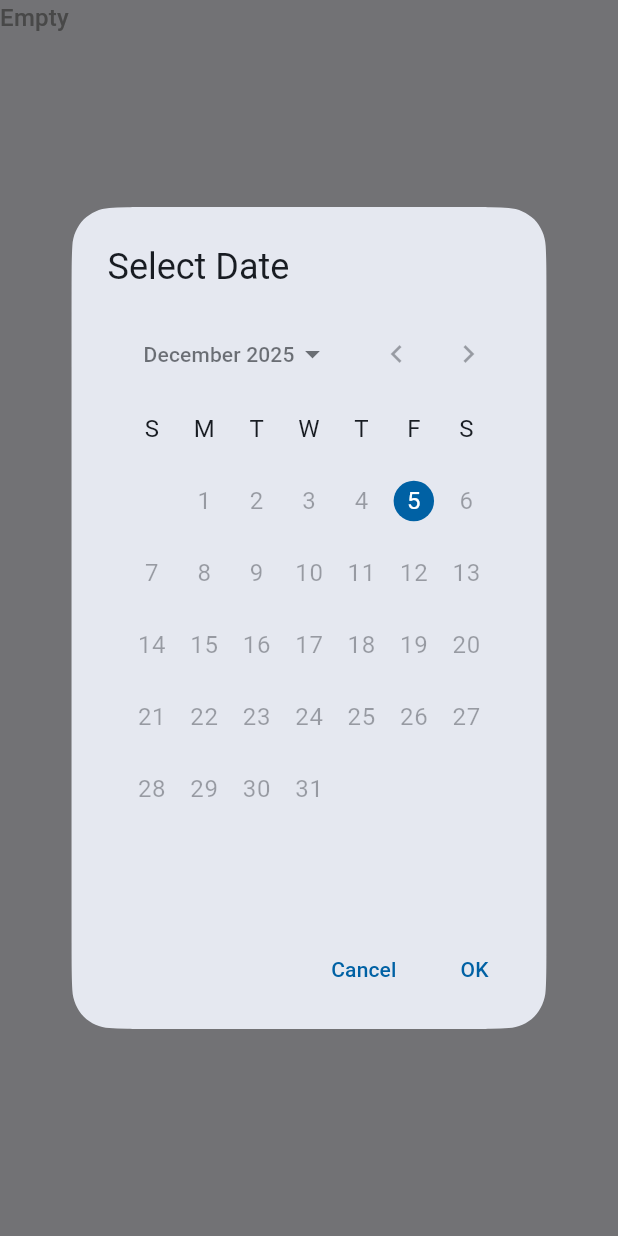
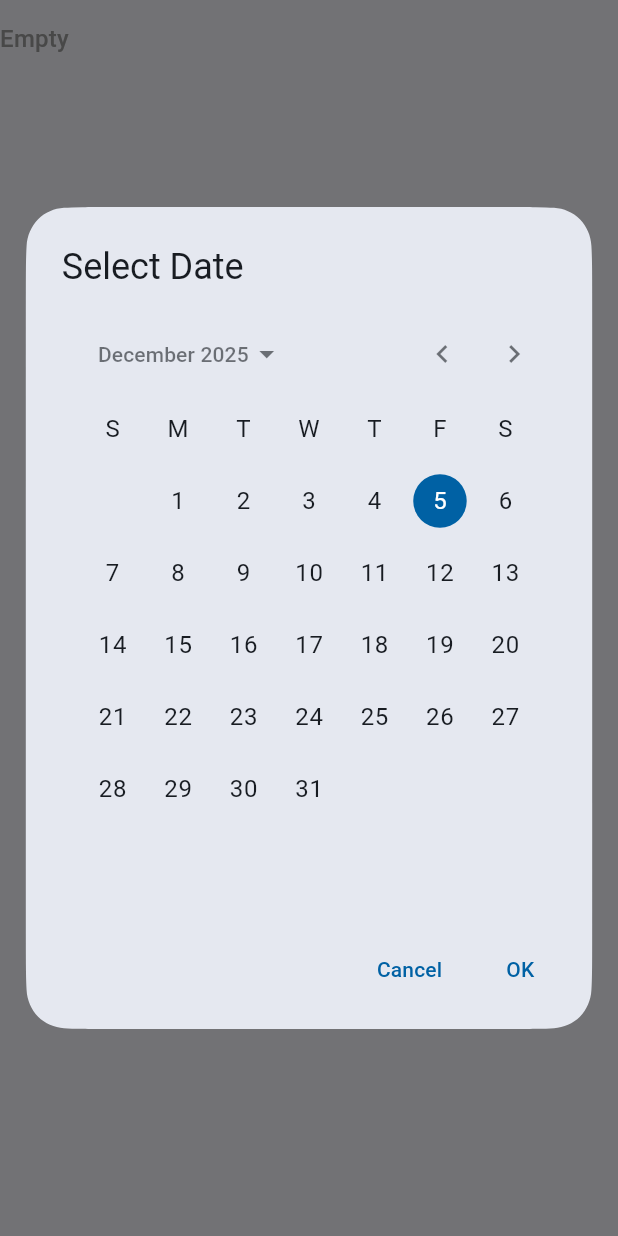
Before and after one commit to Polymath000/PageBridge, a Flutter app: the NotionDateWidget widget shown alone on an empty page, opened directly with empty values, after a tap on "Empty", on a phone screen of 412 x 824 dp. Run offline on Flutter 3.47's test engine with Material 3 defaults, Android fonts, the phone set to English and light mode, and no system bars; our stand-ins replace bloc, dartz, dio, file_picker, flutter_bloc, flutter_secure_storage and 7 more; missing offline and left inert: data_connection_checker_tv, flutter_animate_on_scroll; accounts and stored records are empty; Roboto replaces fonts that are missing (Cairo).

Commit message:
fix(UI) : fix the problem of the date not show and the problem of the padding in the checkbox and select

```diff
--- a/lib/core/utls/custom_check_box.dart
+++ b/lib/core/utls/custom_check_box.dart
@@ -28,7 +28,9 @@ class _CustomCheckBoxState extends State<CustomCheckBox> {
 
   @override
   Widget build(BuildContext context) {
-    return Align(
+    return Padding(
+      padding: const EdgeInsets.symmetric(vertical: 14.0),
+      child: Align(
         alignment: Alignment.centerLeft,
         child: GestureDetector(
           onTap: () {
@@ -45,6 +47,7 @@ class _CustomCheckBoxState extends State<CustomCheckBox> {
             weight: 1,
           ),
         ),
+      ),
     );
   }
 }
--- a/lib/feature/databases/presentation/widgets/property_type.dart
+++ b/lib/feature/databases/presentation/widgets/property_type.dart
@@ -1,7 +1,7 @@
 import 'package:flutter/material.dart';
 import 'package:quicknotion/core/utls/custom_check_box.dart';
 import 'package:quicknotion/feature/databases/domain/entities/database_entity.dart';
-import 'package:quicknotion/feature/databases/presentation/widgets/notion_date_widget.dart';
+import 'package:quicknotion/feature/databases/presentation/widgets/property_type_notion_date_widget.dart';
 import 'package:quicknotion/feature/databases/presentation/widgets/property_type_multi_select.dart';
 import 'package:quicknotion/feature/databases/presentation/widgets/property_type_select_one_item.dart';
 import 'package:quicknotion/feature/databases/presentation/widgets/property_type_text_and_file.dart';
--- a/lib/feature/databases/presentation/widgets/notion_date_widget.dart
+++ b/lib/feature/databases/presentation/widgets/property_type_notion_date_widget.dart
@@ -4,16 +4,15 @@ import 'package:quicknotion/config/themes/app_text_style.dart';
 import 'package:quicknotion/feature/databases/presentation/widgets/property_type.dart';
 
 class NotionDateWidget extends StatelessWidget {
-  const NotionDateWidget({
-    super.key,
-    required this.widget,
-  });
+  const NotionDateWidget({super.key, required this.widget});
 
   final PropertyType widget;
 
   @override
   Widget build(BuildContext context) {
-    return GestureDetector(
+    return Padding(
+      padding: const EdgeInsets.symmetric(vertical: 14.0),
+      child: GestureDetector(
         onTap: () async {
           final List<String>? results = await showDialog(
             context: context,
@@ -21,11 +20,14 @@ class NotionDateWidget extends StatelessWidget {
               builder: (context) {
                 return AlertDialog(
                   title: const Text('Select Date'),
-                  content: CalendarDatePicker(
-                    initialDate: DateTime.now(),
-                    firstDate: DateTime.now(),
-                    lastDate: DateTime.now(),
-                    onDateChanged: widget.onChanged ?? (value) {},
+                  content: SizedBox(
+                    width: MediaQuery.sizeOf(context).width * 0.8,
+                    child: CalendarDatePicker(
+                      initialDate: DateTime.now(),
+                      firstDate: DateTime(DateTime.now().year - 70),
+                      lastDate: DateTime(DateTime.now().year + 70),
+                      onDateChanged: widget.onChanged ?? (value) {},
+                    ),
                   ),
                   actions: [
                     TextButton(
@@ -48,10 +50,9 @@ class NotionDateWidget extends StatelessWidget {
         },
         child: Text(
           "Empty",
-          style: AppTextStyles.titleMedium!.copyWith(
-            color: AppColors.grey,
-          ),
+          style: AppTextStyles.titleMedium!.copyWith(color: AppColors.grey),
         ),
-      );
+      ),
+    );
   }
 }
--- a/lib/feature/databases/presentation/widgets/property_type_select_one_item.dart
+++ b/lib/feature/databases/presentation/widgets/property_type_select_one_item.dart
@@ -45,10 +45,7 @@ class PropertyTypeSelectOneItem extends StatelessWidget {
                   (e) => DropdownMenuItem(
                     value: e.name,
                     child: Container(
-                      padding: const EdgeInsets.symmetric(
-                        horizontal: 8,
-                        vertical: 2,
-                      ),
+                      padding: const EdgeInsets.symmetric(horizontal: 6),
                       decoration: BoxDecoration(
                         color: getColor(e.color),
                         borderRadius: BorderRadius.circular(4),
```
Lines whose indentation alone changed are shown as unchanged.
